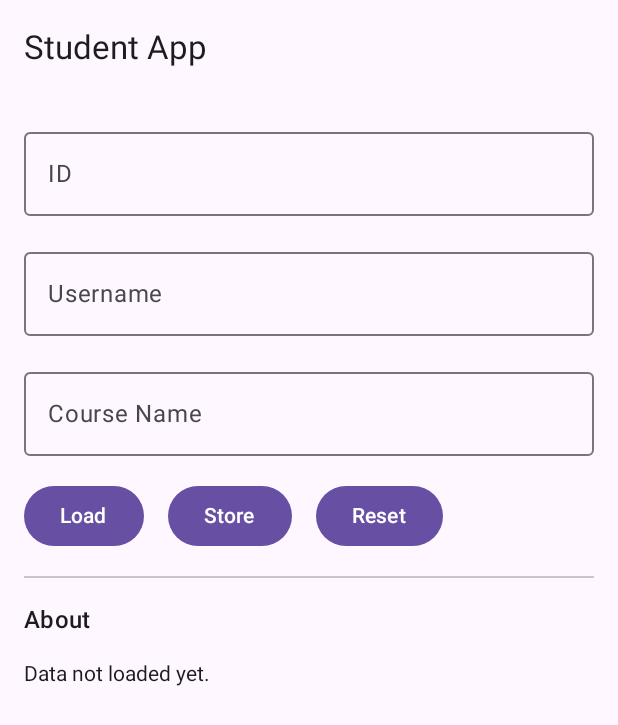
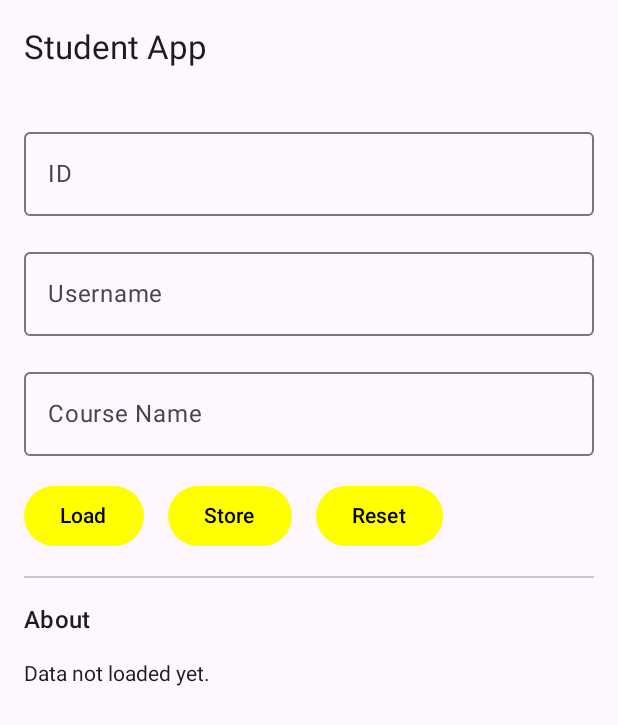
Before and after one commit to kristinakhristi95/MyAndroidAppAssignment, an Android app built with Jetpack Compose: the screen it shows after launch (MainActivity), on a phone screen of 412 x 824 dp. Shown: the top 725 px of the screen. Run offline under Robolectric (Android 15) with nearby library versions, the phone set to English and light mode, and no system bars.

Commit message:
added code for button colour and message display when store button is clicked

```diff
--- a/app/src/main/java/com/example/myapplication3/MainActivity.kt
+++ b/app/src/main/java/com/example/myapplication3/MainActivity.kt
@@ -1,7 +1,7 @@
 package com.example.myapplication3
 
 
-
+import androidx.compose.ui.graphics.Color
 import kotlinx.coroutines.flow.first
 import android.content.Context
 import android.os.Bundle
@@ -107,7 +107,11 @@ fun StudentApp() {
                         courseName = data["courseName"] ?: ""
                     }
                     dataLoaded = true // Mark data as loaded
-                }) {
+                },
+                    colors = ButtonDefaults.buttonColors(
+                        containerColor = Color.Yellow, // Yellow background color
+                        contentColor = Color.Black // Black text for contrast
+                    )) {
                     Text("Load")
                 }
                 Button(onClick = {
@@ -126,7 +130,11 @@ fun StudentApp() {
                     } else {
                         errorMessage = validationError
                     }
-                }) {
+                },
+                    colors = ButtonDefaults.buttonColors(
+                        containerColor = Color.Yellow, // Yellow background color
+                        contentColor = Color.Black // Black text for contrast
+                    )) {
                     Text("Store")
                 }
                 Button(onClick = {
@@ -140,7 +148,11 @@ fun StudentApp() {
                     }
                     dataLoaded = false // Reset data loaded flag
                     dataStored = false
-                }) {
+                },
+                    colors = ButtonDefaults.buttonColors(
+                        containerColor = Color.Yellow, // Yellow background color
+                        contentColor = Color.Black // Black text for contrast
+                    )) {
                     Text("Reset")
                 }
             }
@@ -148,9 +160,10 @@ fun StudentApp() {
             // About Section
             Divider()
             Text("About", style = MaterialTheme.typography.titleMedium)
-
-            // Display data only when it's loaded
-            if (dataLoaded && dataStored) {
+            if (!dataLoaded && dataStored) {
+                Text("Data is stored.")
+            }
+            else if (dataLoaded && dataStored) {
                 Text("Student Name: ${if (username.isNotEmpty()) username else "Not loaded"}")
                 Text("Student ID: ${if (id.isNotEmpty()) id else "Not loaded"}")
                 Text("Course Name: ${if (courseName.isNotEmpty()) courseName else "Not loaded"}")
```
